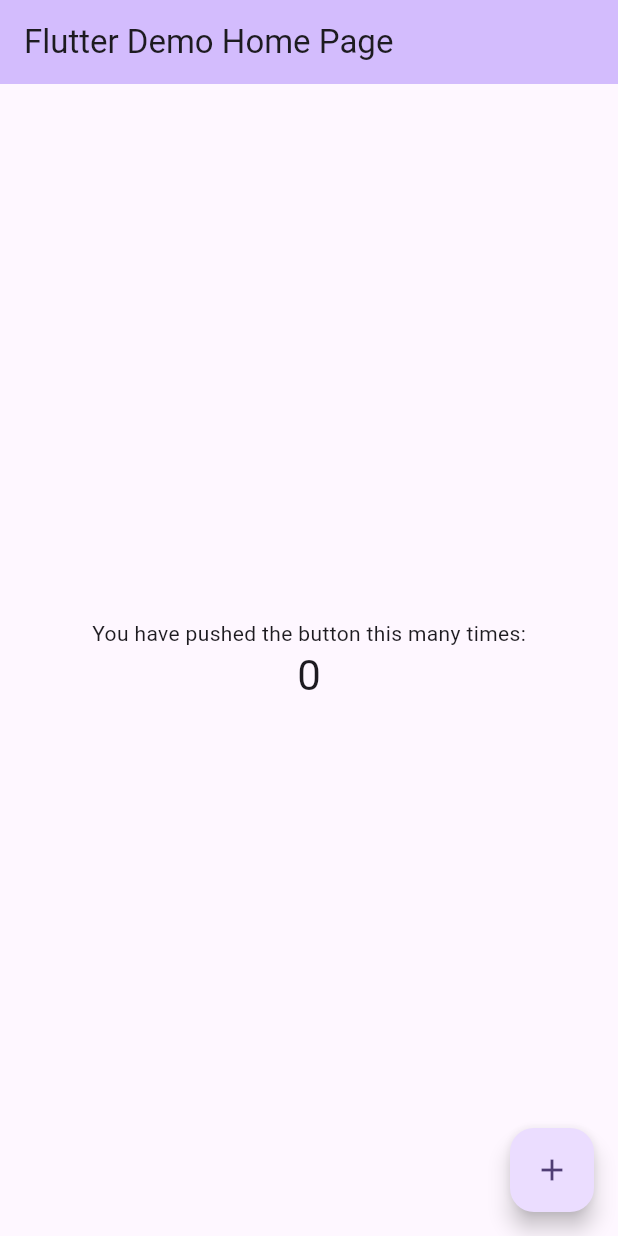
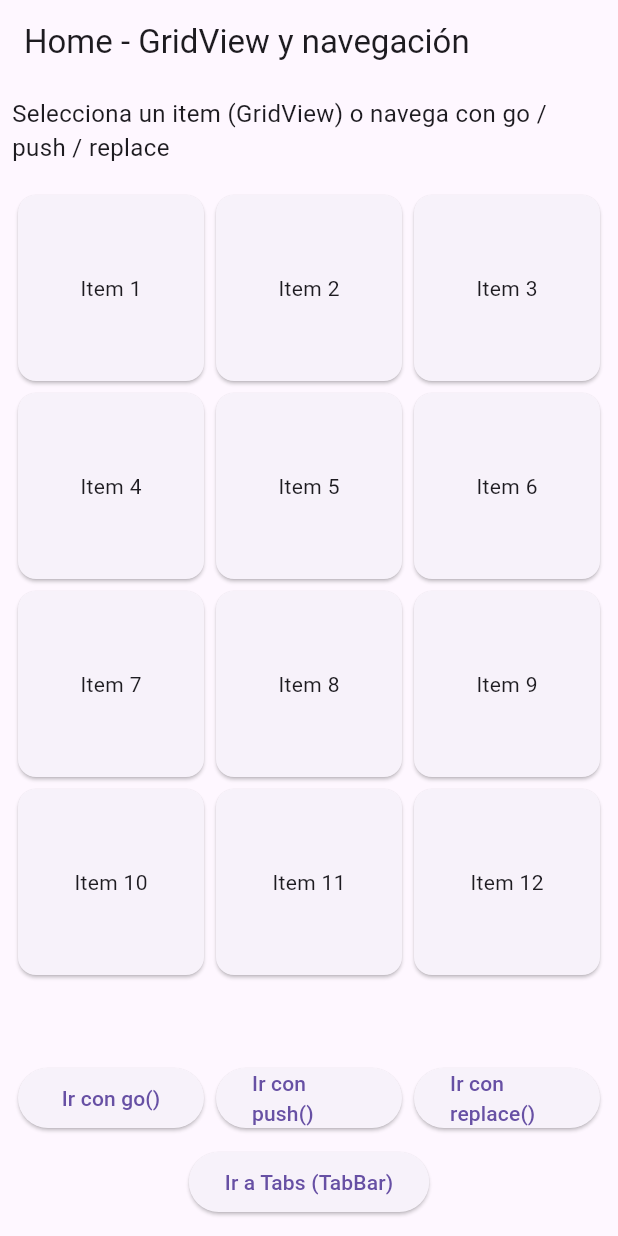
Before and after one commit to GersainLeal/Taller1, a Flutter app: the screen it shows after launch, on a phone screen of 412 x 824 dp. Run offline on Flutter 3.47's test engine with Material 3 defaults, Android fonts, the phone set to English and light mode, and no system bars; our stand-ins replace go_router.

Commit message:
feat(taller): implementación inicial - navegación, GridView, Tabs y pruebas

```diff
--- a/lib/main.dart
+++ b/lib/main.dart
@@ -1,122 +1,307 @@
 import 'package:flutter/material.dart';
+import 'package:go_router/go_router.dart';
 
 void main() {
-  runApp(const MyApp());
+  runApp(MyApp());
 }
 
+// ROUTES
+final _router = GoRouter(
+  routes: [
+    GoRoute(
+      name: 'home',
+      path: '/',
+      builder: (context, state) => HomeScreen(),
+    ),
+    GoRoute(
+      name: 'detail',
+      path: '/detail/:message',
+     builder: (context, state) {
+   final message = state.pathParameters['message'] ?? 'no-message';
+  return DetailScreen(message: Uri.decodeComponent(message));
+  },
+),
+
+    GoRoute(
+      name: 'tabs',
+      path: '/tabs',
+      builder: (context, state) => TabsScreen(),
+    ),
+  ],
+);
+
 class MyApp extends StatelessWidget {
-  const MyApp({super.key});
-
-  // This widget is the root of your application.
   @override
   Widget build(BuildContext context) {
-    return MaterialApp(
-      title: 'Flutter Demo',
-      theme: ThemeData(
-        // This is the theme of your application.
-        //
-        // TRY THIS: Try running your application with "flutter run". You'll see
-        // the application has a purple toolbar. Then, without quitting the app,
-        // try changing the seedColor in the colorScheme below to Colors.green
-        // and then invoke "hot reload" (save your changes or press the "hot
-        // reload" button in a Flutter-supported IDE, or press "r" if you used
-        // the command line to start the app).
-        //
-        // Notice that the counter didn't reset back to zero; the application
-        // state is not lost during the reload. To reset the state, use hot
-        // restart instead.
-        //
-        // This works for code too, not just values: Most code changes can be
-        // tested with just a hot reload.
-        colorScheme: ColorScheme.fromSeed(seedColor: Colors.deepPurple),
-      ),
-      home: const MyHomePage(title: 'Flutter Demo Home Page'),
+    return MaterialApp.router(
+      title: 'Taller - go_router y ciclo de vida',
+      routerDelegate: _router.routerDelegate,
+      routeInformationParser: _router.routeInformationParser,
+      routeInformationProvider: _router.routeInformationProvider,
     );
   }
 }
 
-class MyHomePage extends StatefulWidget {
-  const MyHomePage({super.key, required this.title});
-
-  // This widget is the home page of your application. It is stateful, meaning
-  // that it has a State object (defined below) that contains fields that affect
-  // how it looks.
-
-  // This class is the configuration for the state. It holds the values (in this
-  // case the title) provided by the parent (in this case the App widget) and
-  // used by the build method of the State. Fields in a Widget subclass are
-  // always marked "final".
-
-  final String title;
+// ---------------- HOME SCREEN ----------------
+class HomeScreen extends StatelessWidget {
+  final items = List.generate(12, (i) => 'Item ${i + 1}');
 
   @override
-  State<MyHomePage> createState() => _MyHomePageState();
+  Widget build(BuildContext context) {
+    return Scaffold(
+      appBar: AppBar(title: const Text('Home - GridView y navegación')),
+      body: Column(
+        children: [
+          Padding(
+            padding: const EdgeInsets.all(8.0),
+            child: Text(
+              'Selecciona un item (GridView) o navega con go / push / replace',
+              style: TextStyle(fontSize: 16),
+            ),
+          ),
+          // GRIDVIEW (requisito)
+          Expanded(
+            child: GridView.builder(
+              padding: const EdgeInsets.all(8),
+              gridDelegate: SliverGridDelegateWithFixedCrossAxisCount(
+                  crossAxisCount: 3, childAspectRatio: 1),
+              itemCount: items.length,
+              itemBuilder: (context, index) {
+                final text = items[index];
+                return GestureDetector(
+                  onTap: () {
+                    // PASO DE PARÁMETRO: usamos push para mostrar comportamiento de "apilar"
+                    final encoded = Uri.encodeComponent('$text desde Grid');
+                    context.push('/detail/$encoded');
+                  },
+                  child: Card(
+                    child: Center(child: Text(text)),
+                  ),
+                );
+              },
+            ),
+          ),
+          // BOTONES para mostrar go, push y replace
+          Padding(
+            padding: const EdgeInsets.symmetric(vertical: 8.0, horizontal: 12),
+            child: Row(
+              children: [
+                Expanded(
+                  child: ElevatedButton(
+                    onPressed: () {
+                      final msg = Uri.encodeComponent('Mensaje con go');
+                      // context.go cambia la ubicación (navegación "directa")
+                      context.go('/detail/$msg');
+                    },
+                    child: Text('Ir con go()'),
+                  ),
+                ),
+                SizedBox(width: 8),
+                Expanded(
+                  child: ElevatedButton(
+                    onPressed: () {
+                      final msg = Uri.encodeComponent('Mensaje con push');
+                      // context.push apila la nueva ruta en el stack (puedes volver atrás)
+                      context.push('/detail/$msg');
+                    },
+                    child: Text('Ir con push()'),
+                  ),
+                ),
+                SizedBox(width: 8),
+                Expanded(
+                  child: ElevatedButton(
+                    onPressed: () {
+                      final msg = Uri.encodeComponent('Mensaje con replace');
+                      // reemplaza la ruta actual (comportamiento similar a pushReplacement)
+                      // usando GoRouter.of(context).replace(...)
+                      GoRouter.of(context).replace('/detail/$msg');
+                    },
+                    child: Text('Ir con replace()'),
+                  ),
+                ),
+              ],
+            ),
+          ),
+          // BOTÓN a pantalla con TabBar
+          Padding(
+            padding: const EdgeInsets.only(bottom: 12, left: 12, right: 12),
+            child: ElevatedButton(
+              onPressed: () => context.push('/tabs'),
+              child: Text('Ir a Tabs (TabBar)'),
+            ),
+          ),
+        ],
+      ),
+    );
+  }
 }
 
-class _MyHomePageState extends State<MyHomePage> {
-  int _counter = 0;
+// ---------------- DETAIL SCREEN ----------------
+// Este StatefulWidget demuestra el ciclo de vida
+class DetailScreen extends StatefulWidget {
+  final String message;
+  const DetailScreen({Key? key, required this.message}) : super(key: key);
 
-  void _incrementCounter() {
-    setState(() {
-      // This call to setState tells the Flutter framework that something has
-      // changed in this State, which causes it to rerun the build method below
-      // so that the display can reflect the updated values. If we changed
-      // _counter without calling setState(), then the build method would not be
-      // called again, and so nothing would appear to happen.
-      _counter++;
-    });
+  @override
+  State<DetailScreen> createState() => _DetailScreenState();
+}
+
+class _DetailScreenState extends State<DetailScreen> {
+  int counter = 0;
+
+  // initState: se llama una vez cuando se crea el State.
+  @override
+  void initState() {
+    super.initState();
+    print('DetailScreen: initState() -> inicialización del State. message=${widget.message}');
+  }
+
+  // didChangeDependencies: se llama cuando cambian dependencias (ej. InheritedWidget).
+  @override
+  void didChangeDependencies() {
+    super.didChangeDependencies();
+    print('DetailScreen: didChangeDependencies() -> dependencias actualizadas.');
+  }
+
+  // build: se llama cada vez que se debe dibujar la UI.
+  @override
+  Widget build(BuildContext context) {
+    print('DetailScreen: build() -> se reconstruye la UI.');
+    return Scaffold(
+      appBar: AppBar(title: Text('Detail')),
+      body: Padding(
+        padding: const EdgeInsets.all(16.0),
+        child: Column(
+          children: [
+            Text('Parametro recibido: "${widget.message}"', style: TextStyle(fontSize: 18)),
+            SizedBox(height: 12),
+            Text('Counter: $counter'),
+            SizedBox(height: 12),
+            ElevatedButton(
+              onPressed: () {
+                // setState: actualizar estado y forzar rebuild.
+                setState(() {
+                  counter++;
+                });
+                print('DetailScreen: setState() -> se incrementó counter a $counter');
+              },
+              child: Text('Incrementar contador (setState)'),
+            ),
+            SizedBox(height: 12),
+            ElevatedButton(
+              onPressed: () {
+                // Volver (pop)
+                context.pop();
+              },
+              child: Text('Volver (pop)'),
+            ),
+          ],
+        ),
+      ),
+    );
+  }
+
+  // dispose: se llama cuando el State se elimina (ej. al hacer pop y liberar recursos).
+  @override
+  void dispose() {
+    print('DetailScreen: dispose() -> limpieza antes de destruir State.');
+    super.dispose();
+  }
+}
+
+// ---------------- TABS SCREEN ----------------
+class TabsScreen extends StatefulWidget {
+  @override
+  _TabsScreenState createState() => _TabsScreenState();
+}
+
+class _TabsScreenState extends State<TabsScreen> with SingleTickerProviderStateMixin {
+  late TabController _tabController;
+
+  @override
+  void initState() {
+    super.initState();
+    print('TabsScreen: initState()');
+    _tabController = TabController(length: 3, vsync: this);
+  }
+
+  @override
+  void dispose() {
+    print('TabsScreen: dispose()');
+    _tabController.dispose();
+    super.dispose();
   }
 
   @override
   Widget build(BuildContext context) {
-    // This method is rerun every time setState is called, for instance as done
-    // by the _incrementCounter method above.
-    //
-    // The Flutter framework has been optimized to make rerunning build methods
-    // fast, so that you can just rebuild anything that needs updating rather
-    // than having to individually change instances of widgets.
+    print('TabsScreen: build()');
     return Scaffold(
       appBar: AppBar(
-        // TRY THIS: Try changing the color here to a specific color (to
-        // Colors.amber, perhaps?) and trigger a hot reload to see the AppBar
-        // change color while the other colors stay the same.
-        backgroundColor: Theme.of(context).colorScheme.inversePrimary,
-        // Here we take the value from the MyHomePage object that was created by
-        // the App.build method, and use it to set our appbar title.
-        title: Text(widget.title),
-      ),
-      body: Center(
-        // Center is a layout widget. It takes a single child and positions it
-        // in the middle of the parent.
-        child: Column(
-          // Column is also a layout widget. It takes a list of children and
-          // arranges them vertically. By default, it sizes itself to fit its
-          // children horizontally, and tries to be as tall as its parent.
-          //
-          // Column has various properties to control how it sizes itself and
-          // how it positions its children. Here we use mainAxisAlignment to
-          // center the children vertically; the main axis here is the vertical
-          // axis because Columns are vertical (the cross axis would be
-          // horizontal).
-          //
-          // TRY THIS: Invoke "debug painting" (choose the "Toggle Debug Paint"
-          // action in the IDE, or press "p" in the console), to see the
-          // wireframe for each widget.
-          mainAxisAlignment: MainAxisAlignment.center,
-          children: <Widget>[
-            const Text('You have pushed the button this many times:'),
-            Text(
-              '$_counter',
-              style: Theme.of(context).textTheme.headlineMedium,
-            ),
+        title: Text('Tabs Screen'),
+        bottom: TabBar(
+          controller: _tabController,
+          tabs: [
+            Tab(text: 'Grid'),
+            Tab(text: 'Third'),
+            Tab(text: 'Info'),
           ],
         ),
       ),
-      floatingActionButton: FloatingActionButton(
-        onPressed: _incrementCounter,
-        tooltip: 'Increment',
-        child: const Icon(Icons.add),
-      ), // This trailing comma makes auto-formatting nicer for build methods.
+      body: TabBarView(
+        controller: _tabController,
+        children: [
+          // 1) Grid: reutilizamos una versión pequeña
+          GridView.count(
+            crossAxisCount: 2,
+            children: List.generate(6, (i) => Card(child: Center(child: Text('G${i+1}')))),
+          ),
+          // 2) Third widget: ExpansionPanelList (ejemplo)
+          ThirdWidget(),
+          // 3) Info: muestra breve ayuda
+          Center(child: Text('Pantalla Info\nAquí puedes explicar las rutas.')),
+        ],
+      ),
     );
   }
 }
+
+// ---------------- THIRD WIDGET ----------------
+class ThirdWidget extends StatefulWidget {
+  @override
+  _ThirdWidgetState createState() => _ThirdWidgetState();
+}
+
+class _ThirdWidgetState extends State<ThirdWidget> {
+  List<bool> _open = [false, false, false];
+
+  @override
+  void initState() {
+    super.initState();
+    print('ThirdWidget: initState()');
+  }
+
+  @override
+  Widget build(BuildContext context) {
+    print('ThirdWidget: build()');
+    return SingleChildScrollView(
+      child: ExpansionPanelList(
+        expansionCallback: (i, isOpen) {
+          setState(() => _open[i] = !isOpen);
+        },
+        children: List.generate(3, (i) {
+          return ExpansionPanel(
+            headerBuilder: (_, __) => ListTile(title: Text('Panel ${i + 1}')),
+            body: ListTile(title: Text('Contenido del panel ${i + 1}')),
+            isExpanded: _open[i],
+          );
+        }),
+      ),
+    );
+  }
+
+  @override
+  void dispose() {
+    print('ThirdWidget: dispose()');
+    super.dispose();
+  }
+}
```
Also changed, not shown: pubspec.yaml (+2 -5 lines), pubspec.lock, 2 other files.
